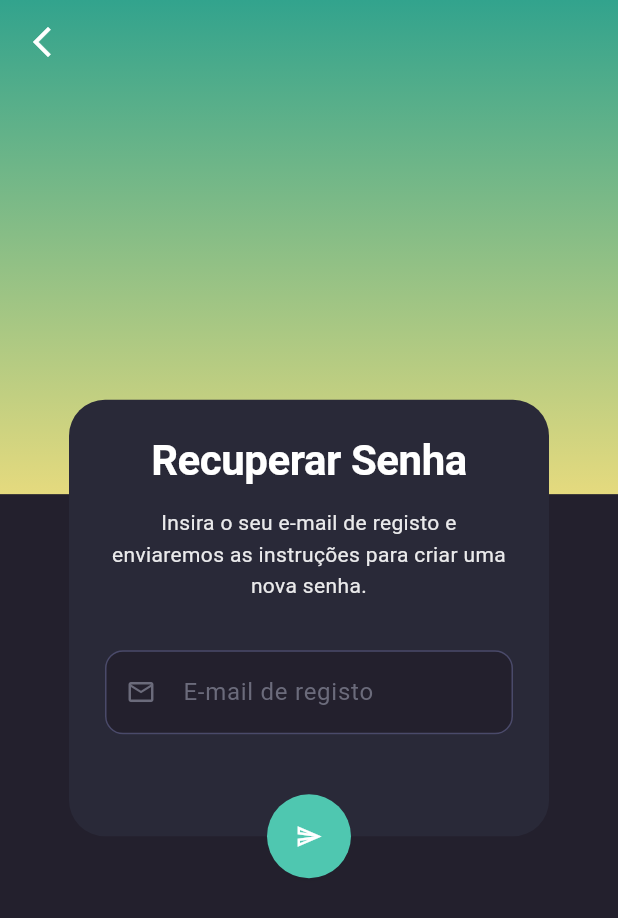
After one commit to ArthurEDN/desafio_flutter, a Flutter app: the ForgotPasswordScreen screen opened by its route, on a phone screen of 412 x 824 dp. The commit adds this screen. Shown: the top 918 px of the screen. Run offline on Flutter 3.47's test engine with Material 3 defaults, Android fonts, the phone set to English and light mode, and no system bars; our stand-ins replace bloc, cloud_firestore, equatable, firebase_auth, firebase_core, flutter_bloc and 3 more; accounts and stored records are empty; Roboto replaces fonts that are missing (Poppins).

Commit message:
Criação da ForgotPasswordScreen para o projeto.

```diff
--- a/lib/core/routing/router.dart
+++ b/lib/core/routing/router.dart
@@ -1,7 +1,7 @@
 import 'dart:async';
 import 'package:desafio_flutter/core/config/dependecies.dart';
 import 'package:desafio_flutter/presentation/auth/bloc/auth_bloc.dart';
-import 'package:desafio_flutter/presentation/auth/forgot_password/screens/forgot_screen.dart';
+import 'package:desafio_flutter/presentation/auth/forgot_password/screens/forgot_password_screen.dart';
 import 'package:desafio_flutter/presentation/auth/login/screens/login_screen.dart';
 import 'package:desafio_flutter/presentation/auth/register/screens/register_screen.dart';
 import 'package:desafio_flutter/presentation/home/screens/home_screen.dart';
--- /dev/null
+++ b/lib/presentation/auth/forgot_password/screens/forgot_password_screen.dart
@@ -0,0 +1,266 @@
+import 'package:desafio_flutter/core/routing/routes.dart';
+import 'package:desafio_flutter/core/themes/colors.dart';
+import 'package:desafio_flutter/core/themes/dimens.dart';
+import 'package:desafio_flutter/presentation/auth/forgot_password/bloc/forgot_password_bloc.dart';
+import 'package:flutter/material.dart';
+import 'package:flutter_bloc/flutter_bloc.dart';
+import 'package:formz/formz.dart';
+import 'package:go_router/go_router.dart';
+
+class ForgotPasswordScreen extends StatelessWidget {
+  const ForgotPasswordScreen({super.key});
+
+  @override
+  Widget build(BuildContext context) {
+    final dimens = AppDimens.of(context);
+
+    return Scaffold(
+      extendBodyBehindAppBar: true,
+      appBar: AppBar(
+        backgroundColor: Colors.transparent,
+        elevation: 0,
+        leading: IconButton(
+          icon: const Icon(Icons.arrow_back_ios_new, color: Colors.white),
+          onPressed: () => context.go(Routes.login),
+        ),
+      ),
+      body: Stack(
+        children: [
+          _buildBackground(),
+          Center(
+            child: SingleChildScrollView(
+              child: Padding(
+                padding: dimens.edgeInsetsScreenSymmetric,
+                child: Center(
+                  child: ConstrainedBox(
+                    constraints: BoxConstraints(
+                      maxWidth: dimens.dialogMaxWidth,
+                    ),
+                    child: BlocBuilder<ForgotPasswordBloc, ForgotPasswordState>(
+                      builder: (context, state) {
+                        if (state.status == FormzSubmissionStatus.success) {
+                          return _buildSuccessView(context);
+                        }
+                        return _buildFormStack(context);
+                      },
+                    ),
+                  ),
+                ),
+              ),
+            ),
+          ),
+        ],
+      ),
+    );
+  }
+
+  Widget _buildBackground() {
+    return Column(
+      children: [
+        Expanded(
+          flex: 4,
+          child: Container(
+            decoration: const BoxDecoration(
+              gradient: AppColors.backgroundGradient,
+            ),
+          ),
+        ),
+        Expanded(flex: 6, child: Container(color: AppColors.background)),
+      ],
+    );
+  }
+
+  Widget _buildHeader(BuildContext context) {
+    return Column(
+      children: [
+        Text(
+          'Recuperar Senha',
+          style: Theme.of(context).textTheme.displayMedium?.copyWith(
+            color: Colors.white,
+            fontWeight: FontWeight.bold,
+          ),
+          textAlign: TextAlign.center,
+        ),
+        const SizedBox(height: AppDimens.spacingMD),
+        Text(
+          'Insira o seu e-mail de registo e enviaremos as instruções para criar uma nova senha.',
+          style: Theme.of(context).textTheme.bodyMedium?.copyWith(
+            color: Colors.white.withOpacity(0.9),
+            height: 1.5,
+          ),
+          textAlign: TextAlign.center,
+        ),
+      ],
+    );
+  }
+
+  Widget _buildFormStack(BuildContext context) {
+    return Stack(
+      alignment: Alignment.center,
+      clipBehavior: Clip.none,
+      children: [
+        Container(
+          padding: const EdgeInsets.all(AppDimens.paddingLG),
+          decoration: BoxDecoration(
+            color: AppColors.cardBackground,
+            borderRadius: BorderRadius.circular(AppDimens.radiusXL),
+          ),
+          child: Column(
+            mainAxisSize: MainAxisSize.min,
+            children: [
+              _buildHeader(context),
+              const SizedBox(height: AppDimens.spacingXL),
+              _buildEmailInput(),
+              const SizedBox(
+                height: AppDimens.fabSize / 2 + AppDimens.spacingMD,
+              ),
+            ],
+          ),
+        ),
+        Positioned(
+          bottom: -(AppDimens.fabSize / 2),
+          child: _buildSubmitButton(),
+        ),
+      ],
+    );
+  }
+
+  InputDecoration _buildInputDecoration({
+    required String hintText,
+    required IconData prefixIcon,
+    String? errorText,
+  }) {
+    return InputDecoration(
+      prefixIcon: Icon(
+        prefixIcon,
+        color: AppColors.textTertiary,
+        size: AppDimens.iconSM,
+      ),
+      hintText: hintText,
+      hintStyle: const TextStyle(color: AppColors.textTertiary),
+      filled: true,
+      fillColor: AppColors.background,
+      contentPadding: const EdgeInsets.symmetric(
+        vertical: AppDimens.paddingMD,
+        horizontal: AppDimens.paddingMD,
+      ),
+      border: OutlineInputBorder(
+        borderRadius: BorderRadius.circular(AppDimens.radiusMD),
+        borderSide: BorderSide.none,
+      ),
+      focusedBorder: OutlineInputBorder(
+        borderRadius: BorderRadius.circular(AppDimens.radiusMD),
+        borderSide: const BorderSide(color: AppColors.accent, width: 1.5),
+      ),
+      errorText: errorText,
+      errorStyle: const TextStyle(color: AppColors.error, fontSize: 12),
+    );
+  }
+
+  Widget _buildEmailInput() {
+    return BlocBuilder<ForgotPasswordBloc, ForgotPasswordState>(
+      buildWhen: (previous, current) => previous.email != current.email,
+      builder: (context, state) {
+        return TextFormField(
+          style: const TextStyle(color: AppColors.textPrimary),
+          decoration: _buildInputDecoration(
+            hintText: 'E-mail de registo',
+            prefixIcon: Icons.email_outlined,
+            errorText: state.email.displayError != null
+                ? 'E-mail inválido'
+                : null,
+          ),
+          keyboardType: TextInputType.emailAddress,
+          onChanged: (value) => context.read<ForgotPasswordBloc>().add(
+            ForgotPasswordEmailChanged(value),
+          ),
+        );
+      },
+    );
+  }
+
+  Widget _buildSubmitButton() {
+    return BlocBuilder<ForgotPasswordBloc, ForgotPasswordState>(
+      builder: (context, state) {
+        final isLoading = state.status == FormzSubmissionStatus.inProgress;
+        return SizedBox(
+          width: AppDimens.fabSize,
+          height: AppDimens.fabSize,
+          child: ElevatedButton(
+            onPressed: isLoading
+                ? null
+                : () => context.read<ForgotPasswordBloc>().add(
+                    const ForgotPasswordSubmitted(),
+                  ),
+            style: ElevatedButton.styleFrom(
+              shape: const CircleBorder(),
+              backgroundColor: AppColors.accent,
+              foregroundColor: Colors.white,
+              padding: EdgeInsets.zero,
+              fixedSize: const Size(AppDimens.fabSize, AppDimens.fabSize),
+            ),
+            child: isLoading
+                ? const SizedBox(
+                    width: AppDimens.iconMD,
+                    height: AppDimens.iconMD,
+                    child: CircularProgressIndicator(
+                      strokeWidth: 2,
+                      valueColor: AlwaysStoppedAnimation<Color>(Colors.white),
+                    ),
+                  )
+                : const Icon(Icons.send_outlined),
+          ),
+        );
+      },
+    );
+  }
+
+  Widget _buildSuccessView(BuildContext context) {
+    return Container(
+      padding: const EdgeInsets.all(AppDimens.paddingXL),
+      decoration: BoxDecoration(
+        color: AppColors.cardBackground,
+        borderRadius: BorderRadius.circular(AppDimens.radiusXL),
+      ),
+      child: Column(
+        mainAxisSize: MainAxisSize.min,
+        children: [
+          const Icon(
+            Icons.mark_email_read_outlined,
+            color: AppColors.accent,
+            size: 64,
+          ),
+          const SizedBox(height: AppDimens.spacingLG),
+          Text(
+            'Verifique o seu E-mail',
+            style: Theme.of(context).textTheme.headlineMedium?.copyWith(
+              color: Colors.white,
+              fontWeight: FontWeight.bold,
+            ),
+            textAlign: TextAlign.center,
+          ),
+          const SizedBox(height: AppDimens.spacingMD),
+          Text(
+            'Enviámos um link de recuperação para o seu endereço de e-mail. Por favor, siga as instruções para redefinir a sua senha.',
+            style: Theme.of(context).textTheme.bodyMedium?.copyWith(
+              color: AppColors.textSecondary,
+              height: 1.5,
+            ),
+            textAlign: TextAlign.center,
+          ),
+          const SizedBox(height: AppDimens.spacingXL),
+          TextButton(
+            onPressed: () => context.go(Routes.login),
+            child: const Text(
+              'Voltar ao Login',
+              style: TextStyle(
+                color: AppColors.accent,
+                fontWeight: FontWeight.bold,
+              ),
+            ),
+          ),
+        ],
+      ),
+    );
+  }
+}
```
